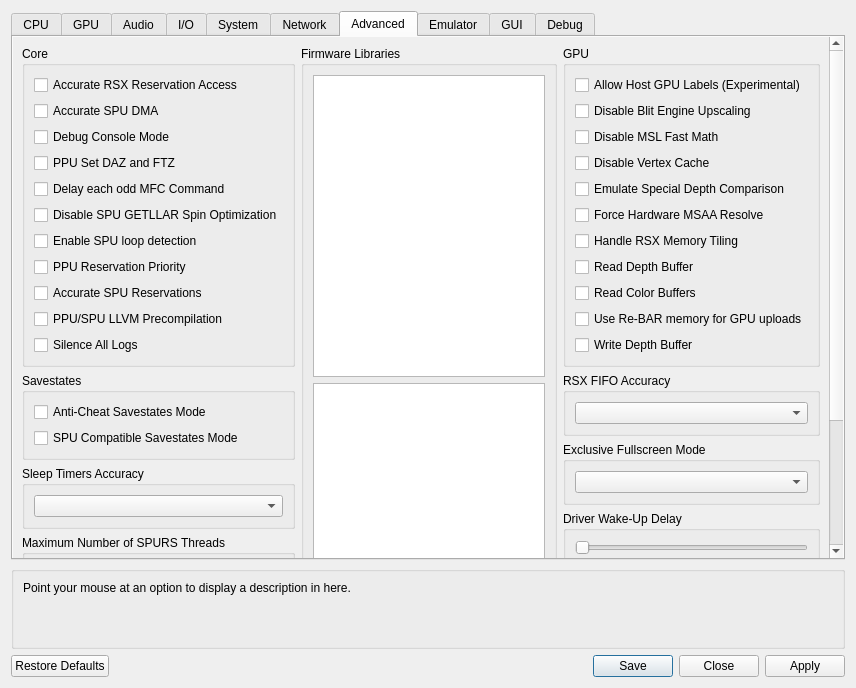
Qt form rpcs3/rpcs3qt/settings_dialog.ui (RPCS3/rpcs3) before a commit.
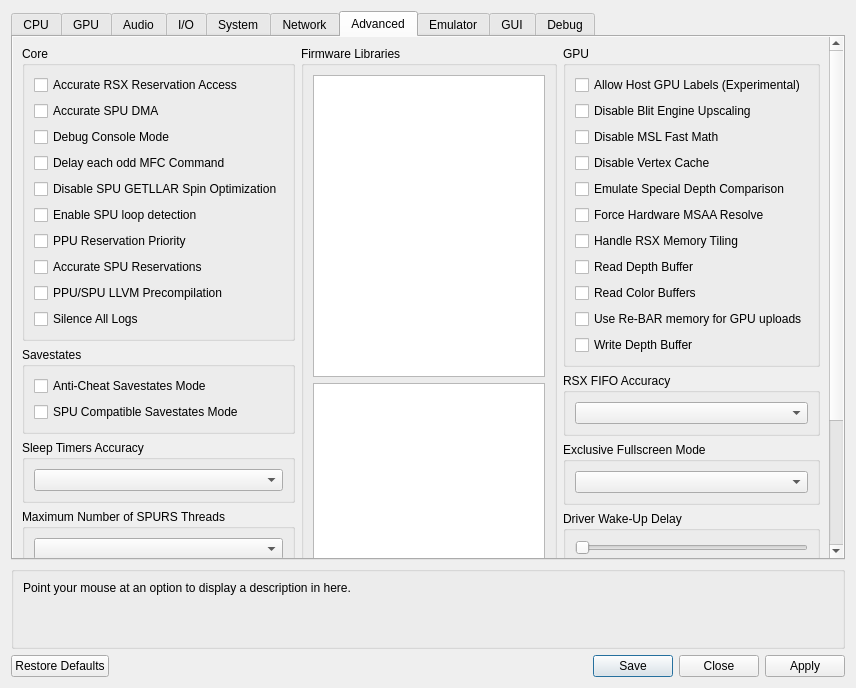
The same form after that commit. The open tabs and pages were chosen to show the change. Icons and pictures are not drawn. Custom widgets are drawn as their Qt base class.

Commit message: gui: Move Advanced "Set DAZ and FTZ" to Debug

Patch:
```diff
--- a/rpcs3/rpcs3qt/settings_dialog.ui
+++ b/rpcs3/rpcs3qt/settings_dialog.ui
@@ -2516,13 +2516,6 @@
                     </property>
                    </widget>
                   </item>
-                  <item>
-                   <widget class="QCheckBox" name="setDAZandFTZ">
-                    <property name="text">
-                     <string>PPU Set DAZ and FTZ</string>
-                    </property>
-                   </widget>
-                  </item>
                   <item>
                    <widget class="QCheckBox" name="mfcDelayCommand">
                     <property name="text">
@@ -4626,6 +4619,13 @@
                   </property>
                  </widget>
                 </item>
+                <item>
+                 <widget class="QCheckBox" name="setDAZandFTZ">
+                  <property name="text">
+                   <string>PPU Set DAZ and FTZ</string>
+                  </property>
+                 </widget>
+                </item>
                 <item>
                  <widget class="QCheckBox" name="spuDebug">
                   <property name="text">
```
